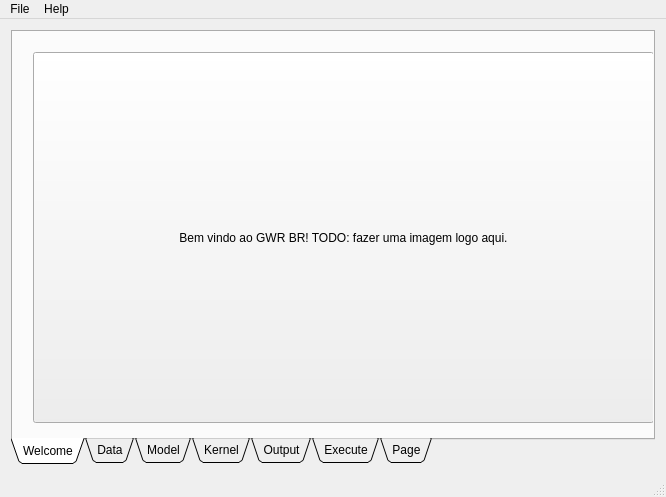
The window that Qt/mainwindow.ui (Anders1232/GWR_BR) describes before a commit, drawn with Qt 5.
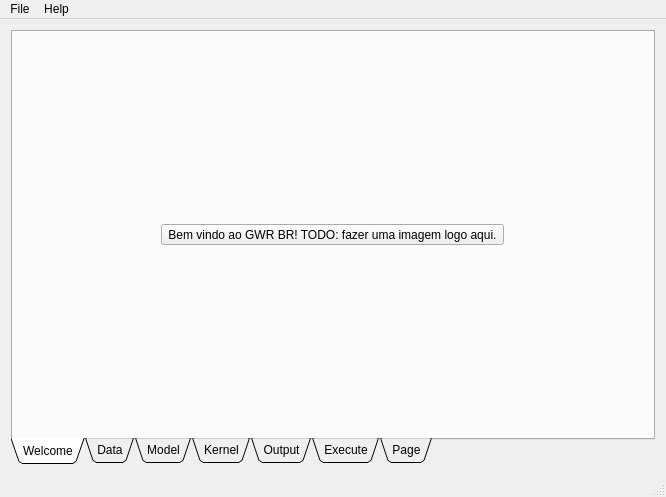
The same window after the commit. Icons and pictures are not drawn.

Commit message: Colocado a imagem de boas vindas para ser capaz de mudar de tamanho

Diff of the .ui file:
```diff
--- a/Qt/mainwindow.ui
+++ b/Qt/mainwindow.ui
@@ -39,15 +39,9 @@
        <attribute name="title">
         <string>Welcome</string>
        </attribute>
+       <layout class="QHBoxLayout" name="horizontalLayout_11">
+        <item>
        <widget class="QToolButton" name="toolButton_3">
-        <property name="geometry">
-         <rect>
-          <x>20</x>
-          <y>20</y>
-          <width>621</width>
-          <height>371</height>
-         </rect>
-        </property>
         <property name="text">
          <string>Bem vindo ao GWR BR! TODO: fazer uma imagem logo aqui.</string>
         </property>
@@ -62,6 +56,8 @@
          </size>
         </property>
        </widget>
+        </item>
+       </layout>
       </widget>
       <widget class="QWidget" name="Data">
        <property name="toolTip">
```
Lines whose indentation alone changed are shown as unchanged.
